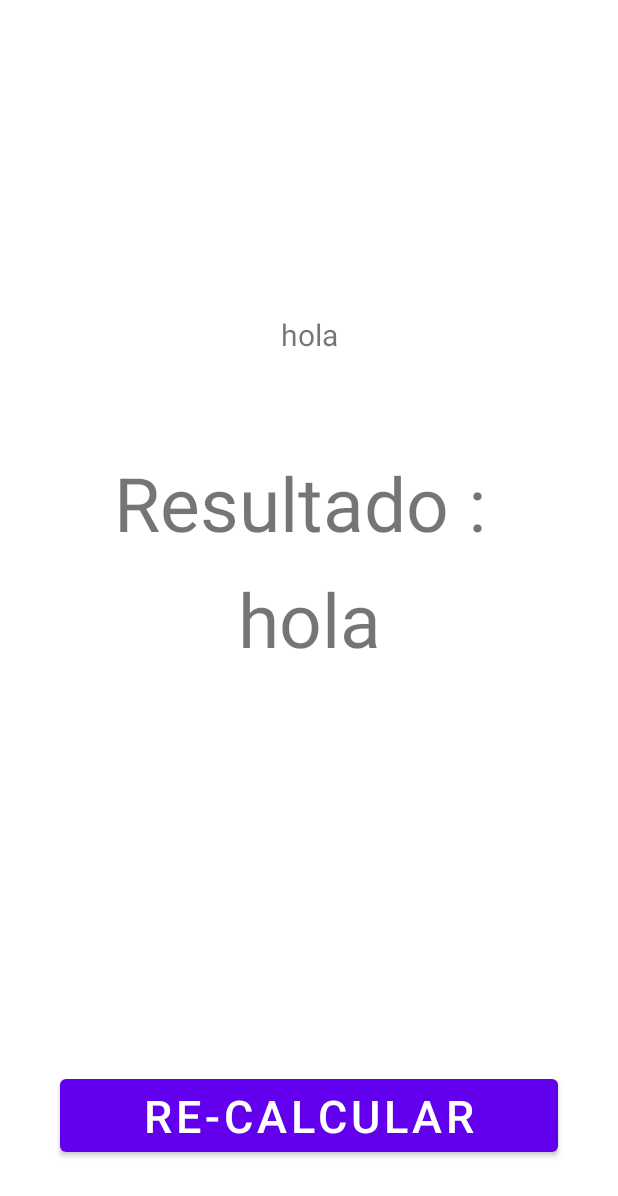
After one commit to JavierNpc/Multiplataforma, an Android app: the layout activity_ventana.xml on its own in the app's theme, with its tools: preview values and no code run, on a phone screen of 412 x 824 dp. The commit adds this screen. Shown: the top 1196 px of the screen. Run offline under Robolectric (Android 15) with nearby library versions, the phone set to English and light mode, and no system bars.

Commit message:
modificado 6/11

```diff
--- /dev/null
+++ b/AppICM/app/src/main/res/layout/activity_ventana.xml
@@ -0,0 +1,74 @@
+<?xml version="1.0" encoding="utf-8"?>
+<androidx.constraintlayout.widget.ConstraintLayout xmlns:android="http://schemas.android.com/apk/res/android"
+    xmlns:app="http://schemas.android.com/apk/res-auto"
+    xmlns:tools="http://schemas.android.com/tools"
+    android:id="@+id/main"
+    android:layout_width="match_parent"
+    android:layout_height="match_parent"
+    tools:context=".Ventana"
+
+    >
+
+    <TextView
+        android:id="@+id/textoVentana"
+        android:layout_width="wrap_content"
+        android:layout_height="wrap_content"
+        android:text="hola"
+        android:textSize="20dp"
+
+        app:layout_constraintTop_toTopOf="parent"
+        app:layout_constraintStart_toStartOf="parent"
+        app:layout_constraintEnd_toEndOf="parent"
+        app:layout_constraintBottom_toBottomOf="@id/resultadoVentana"
+
+
+        />
+
+    <TextView
+        android:layout_width="wrap_content"
+        android:layout_height="wrap_content"
+        android:text="Resultado : "
+        android:layout_marginBottom="10dp"
+        android:textSize="50dp"
+
+
+        app:layout_constraintStart_toStartOf="parent"
+        app:layout_constraintEnd_toEndOf="parent"
+        app:layout_constraintBottom_toBottomOf="parent"
+        app:layout_constraintBottom_toTopOf="@id/resultadoVentana"
+
+
+        />
+    <TextView
+        android:id="@+id/resultadoVentana"
+        android:layout_width="wrap_content"
+        android:layout_height="wrap_content"
+        android:text="hola"
+        android:textSize="50dp"
+
+        app:layout_constraintTop_toTopOf="parent"
+        app:layout_constraintStart_toStartOf="parent"
+        app:layout_constraintEnd_toEndOf="parent"
+        app:layout_constraintBottom_toBottomOf="parent"
+
+
+
+        />
+
+    <Button
+        android:id="@+id/bntReCalc"
+        android:layout_width="match_parent"
+        android:layout_height="wrap_content"
+        android:layout_marginHorizontal="40dp"
+        android:layout_marginBottom="50dp"
+        android:textSize="30dp"
+        android:text="Re-Calcular"
+        app:layout_constraintBottom_toBottomOf="parent"
+        />
+
+
+
+
+
+
+</androidx.constraintlayout.widget.ConstraintLayout>
```
Also changed, not shown: AppICM/app/src/main/java/com/example/appicm/AppIMC.kt (+19 -10 lines), AppICM/app/src/main/java/com/example/appicm/Ventana.kt (+49 -1 lines), AppICM/app/src/main/res/layout/activity_app_icm.xml (+5 -4 lines).
